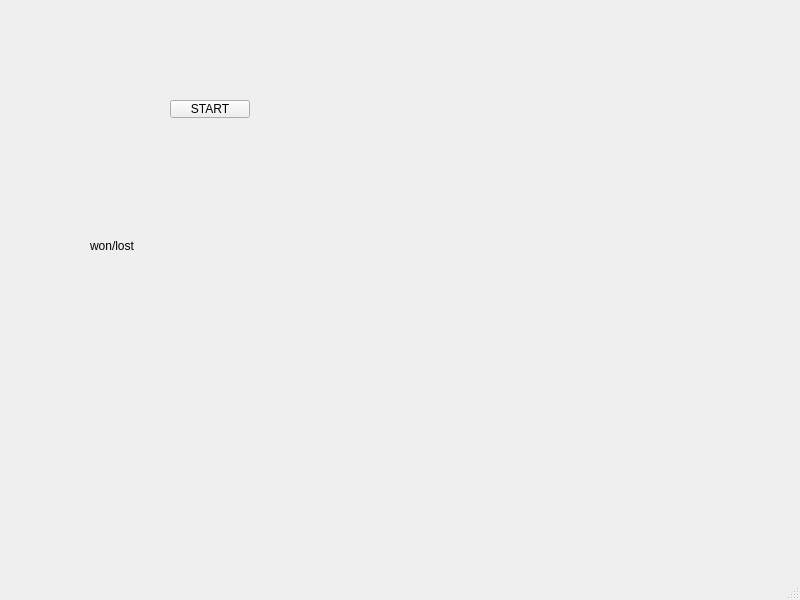
Old version of the form zork3/mainwindow.ui in the repository jeancarson/GUIzork.
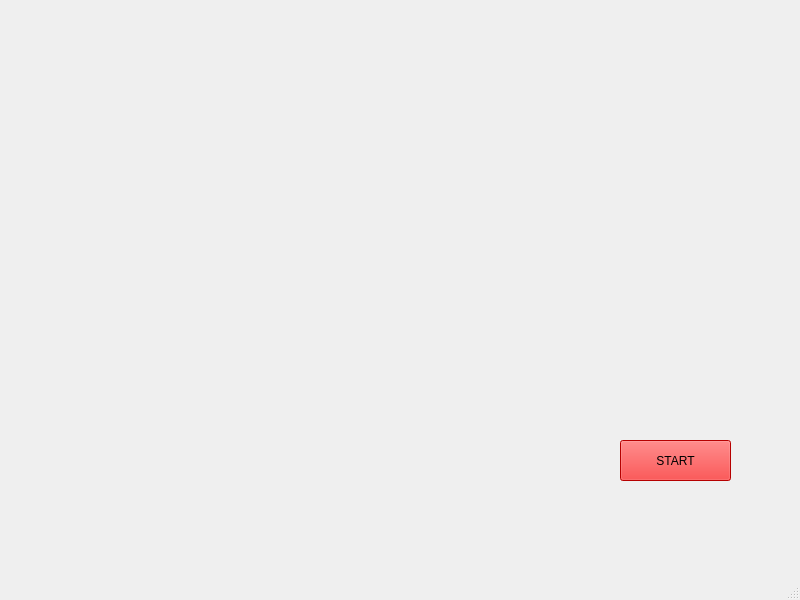
New version of the form.

Commit message: Welcome screen working

The edit to the form file:
```diff
--- a/zork3/mainwindow.ui
+++ b/zork3/mainwindow.ui
@@ -14,15 +14,20 @@
    <string>MainWindow</string>
   </property>
   <widget class="QWidget" name="centralwidget">
-   <widget class="QPushButton" name="pushButton">
+   <widget class="QPushButton" name="start">
     <property name="geometry">
      <rect>
-      <x>170</x>
-      <y>100</y>
-      <width>80</width>
-      <height>18</height>
+      <x>620</x>
+      <y>440</y>
+      <width>111</width>
+      <height>41</height>
      </rect>
     </property>
+    <property name="styleSheet">
+     <string notr="true">QPushButton#start{
+background-color:red;
+}</string>
+    </property>
     <property name="text">
      <string>START</string>
     </property>
@@ -30,26 +35,18 @@
    <widget class="QLabel" name="label">
     <property name="geometry">
      <rect>
-      <x>90</x>
-      <y>170</y>
-      <width>301</width>
-      <height>151</height>
+      <x>40</x>
+      <y>20</y>
+      <width>741</width>
+      <height>541</height>
      </rect>
     </property>
     <property name="text">
-     <string>won/lost</string>
+     <string/>
     </property>
    </widget>
-  </widget>
-  <widget class="QMenuBar" name="menubar">
-   <property name="geometry">
-    <rect>
-     <x>0</x>
-     <y>0</y>
-     <width>800</width>
-     <height>17</height>
-    </rect>
-   </property>
+   <zorder>label</zorder>
+   <zorder>start</zorder>
   </widget>
   <widget class="QStatusBar" name="statusbar"/>
  </widget>
```
The commit also changes 4 other files.
